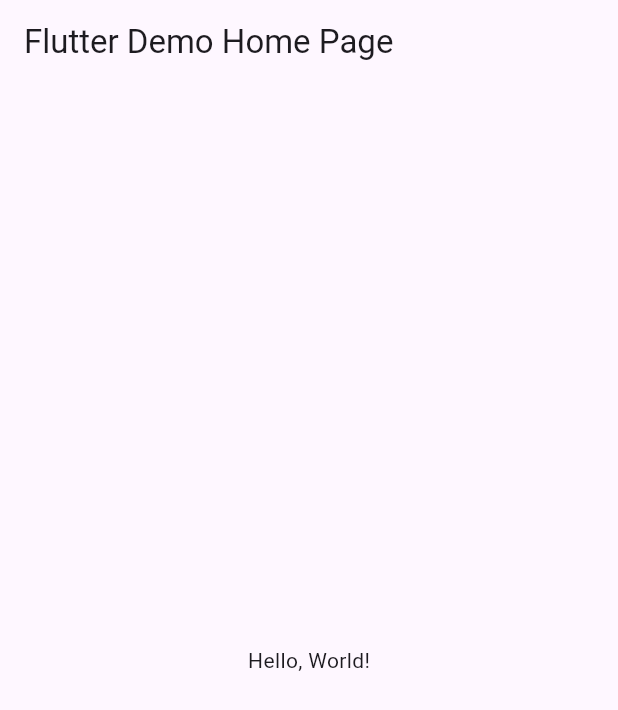
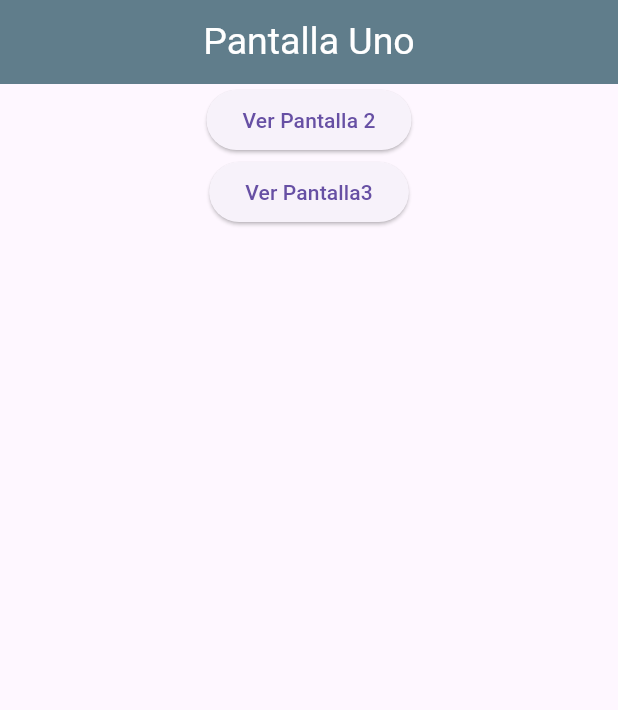
Before and after one commit to Paola-ramirez128/Rutas6J_ramirez, a Flutter app: the screen it shows after launch, on a phone screen of 412 x 824 dp. Shown: the top 710 px of the screen. Run offline on Flutter 3.47's test engine with Material 3 defaults, Android fonts, the phone set to English and light mode, and no system bars.

Commit message:
ahora si

```diff
--- a/lib/main.dart
+++ b/lib/main.dart
@@ -1,43 +1,24 @@
 import 'package:flutter/material.dart';
+import 'package:ramirezrutas/pagina_uno.dart';
+import 'package:ramirezrutas/pagina_dos.dart';
+import 'package:ramirezrutas/pagina_tres.dart';
 
-void main() => runApp(MyApp());
+void main() => runApp(MiRutasApp());
 
-class MyApp extends StatelessWidget {
-  const MyApp({super.key});
-  // This widget is the root of your application.
+class MiRutasApp extends StatelessWidget {
+  const MiRutasApp({Key? key}) : super(key: key);
+
   @override
   Widget build(BuildContext context) {
     return MaterialApp(
-      // Application name
-      title: 'Flutter Hello World',
-      // Application theme data, you can set the colors for the application as
-      // you want
-      theme: ThemeData(
-        // useMaterial3: false,
-        primarySwatch: Colors.blue,
-      ),
-      // A widget which will be started on application startup
-      home: MyHomePage(title: 'Flutter Demo Home Page'),
+      debugShowCheckedModeBanner: false,
+      title: 'Entre Paginas Routes',
+      initialRoute: '/',
+      routes: {
+        '/': (context) => const PantallaUno(),
+        '/pantalla2': (context) => const PantallaDos(),
+        '/pantalla3': (context) => const PantallaTres(),
+      },
     );
   }
 }
-
-class MyHomePage extends StatelessWidget {
-  final String title;
-  const MyHomePage({super.key, required this.title});
-
-  @override
-  Widget build(BuildContext context) {
-    return Scaffold(
-      appBar: AppBar(
-        // The title text which will be shown on the action bar
-        title: Text(title),
-      ),
-      body: Center(
-        child: Text(
-          'Hello, World!',
-        ),
-      ),
-    );
-  }
-}
--- /dev/null
+++ b/lib/pagina_uno.dart
@@ -0,0 +1,42 @@
+import 'package:flutter/material.dart';
+
+class PantallaUno extends StatelessWidget {
+  const PantallaUno({Key? key}) : super(key: key);
+
+  @override
+  Widget build(BuildContext context) {
+    return Scaffold(
+      appBar: AppBar(
+        title: const Text(
+          "Pantalla Uno",
+          style: TextStyle(
+            color: Colors.white, // Letra blanca
+            fontSize: 25.0, // Tamaño de la letra 15
+          ),
+        ),
+        backgroundColor: Colors.blueGrey,
+        centerTitle: true,
+      ),
+      body: Column(
+        children: [
+          Center(
+            child: ElevatedButton(
+              onPressed: () {
+                Navigator.pushNamed(context, '/pantalla2');
+              },
+              child: const Text('Ver Pantalla 2'),
+            ),
+          ),
+          Center(
+            child: ElevatedButton(
+              onPressed: () {
+                Navigator.pushNamed(context, '/pantalla3');
+              },
+              child: const Text('Ver Pantalla3'),
+            ),
+          ),
+        ],
+      ),
+    );
+  }
+}
```
Also changed, not shown: lib/pagina_dos.dart (added, +30 -0 lines), lib/pagina_tres.dart (added, +30 -0 lines).
